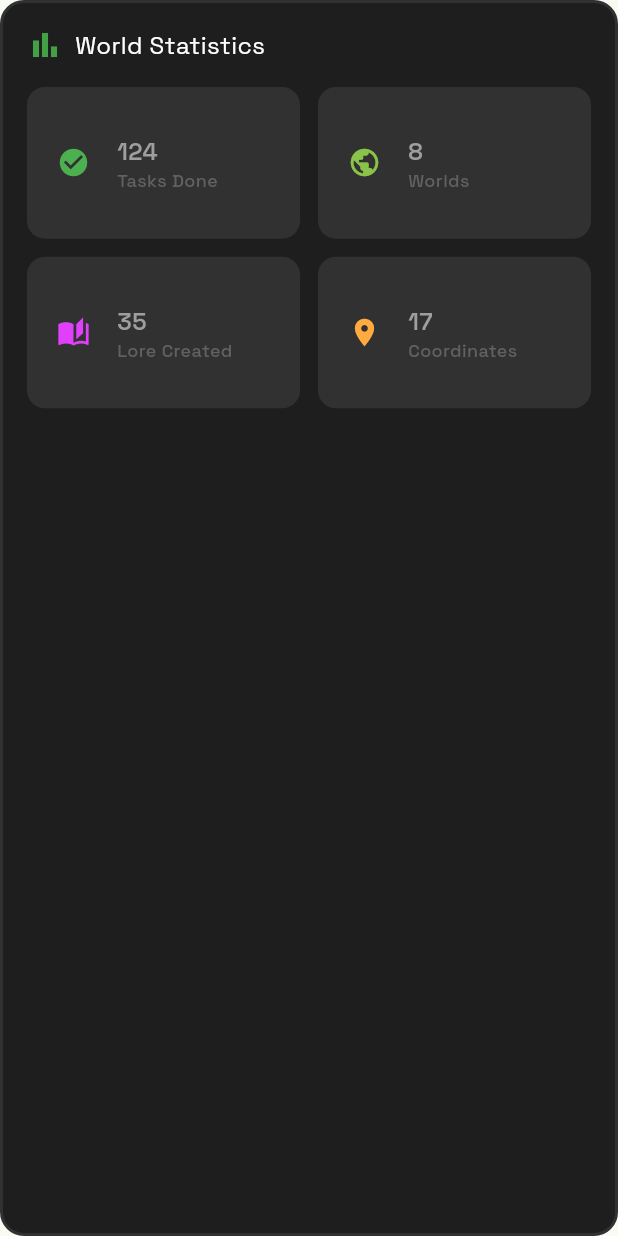
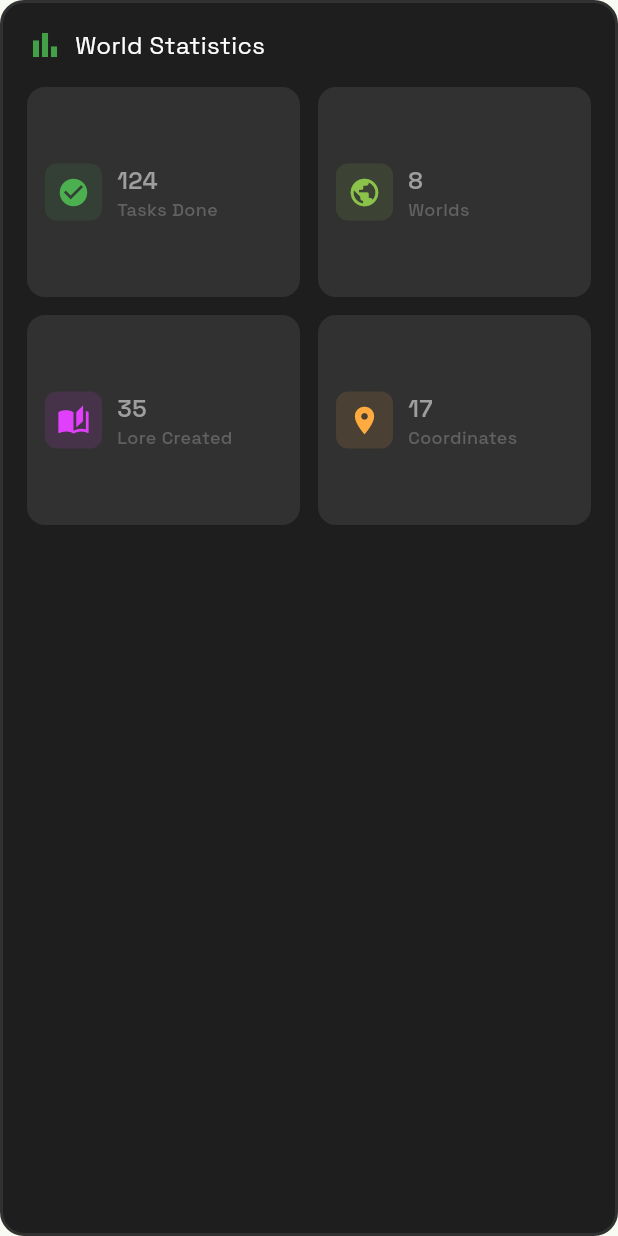
Before and after one commit to panzerweb/mcquill, a Flutter app: the StatisticalCard widget shown alone on an empty page, opened directly, on a phone screen of 412 x 824 dp. Run offline on Flutter 3.47's test engine with Material 3 defaults, Android fonts, the light colour scheme and no system bars; our stand-ins replace drift, flutter_bloc, get_it, go_router, google_fonts; missing offline and left inert: circular_progress_with_logo; accounts and stored records are empty.

Commit message:
Fix the card to be responsive

```diff
--- a/lib/features/worlds/presentation/widgets/cards/statistical_card.dart
+++ b/lib/features/worlds/presentation/widgets/cards/statistical_card.dart
@@ -48,10 +48,10 @@ class StatisticalCard extends StatelessWidget {
           GridView.count(
             shrinkWrap: true,
             physics: const NeverScrollableScrollPhysics(),
-            crossAxisCount: 2,
+            crossAxisCount: MediaQuery.sizeOf(context).width > 600 ? 4 : 2,
             mainAxisSpacing: 12,
             crossAxisSpacing: 12,
-            childAspectRatio: 1.8,
+            childAspectRatio: 1.3,
             children: [
               _StatTile(
                 icon: Icons.check_circle,
@@ -103,6 +103,10 @@ class _StatTile extends StatelessWidget {
 
   @override
   Widget build(BuildContext context) {
+    return LayoutBuilder(
+      builder: (context, constraints) {
+        final isCompact = constraints.maxWidth < 140;
+
         return Container(
           padding: const EdgeInsets.all(12),
 
@@ -111,43 +115,93 @@ class _StatTile extends StatelessWidget {
             borderRadius: BorderRadius.circular(12),
           ),
 
-      child: Row(
+          child: isCompact ? _buildCompact() : _buildExpanded(),
+        );
+      },
+    );
+  }
+
+  Widget _buildExpanded() {
+    return Row(
       children: [
-          Container(
-            padding: const EdgeInsets.all(8),
-
-            decoration: BoxDecoration(borderRadius: BorderRadius.circular(8)),
-
-            child: Icon(icon, color: color, size: 22),
-          ),
+        _buildIcon(),
 
         const SizedBox(width: 10),
 
-          Expanded(
-            child: Column(
-              crossAxisAlignment: CrossAxisAlignment.start,
+        Expanded(child: _buildText()),
+      ],
+    );
+  }
+
+  Widget _buildCompact() {
+    return Column(
+      mainAxisAlignment: MainAxisAlignment.center,
+      mainAxisSize: MainAxisSize.min,
+
+      children: [
+        Icon(icon, color: color, size: 20),
+
+        const SizedBox(height: 4),
+
+        Text(
+          value,
+          maxLines: 1,
+          overflow: TextOverflow.ellipsis,
+
+          style: AppTextStyles.cardHeading.copyWith(color: AppColors.textHint),
+        ),
+
+        Text(
+          title,
+          maxLines: 1,
+          overflow: TextOverflow.ellipsis,
+
+          style: AppTextStyles.caption.copyWith(color: AppColors.textSecondary),
+        ),
+      ],
+    );
+  }
+
+  Widget _buildIcon() {
+    return Container(
+      padding: const EdgeInsets.all(8),
+
+      decoration: BoxDecoration(
+        color: color.withValues(alpha: 0.12),
+        borderRadius: BorderRadius.circular(8),
+      ),
+
+      child: Icon(icon, color: color, size: 22),
+    );
+  }
+
+  Widget _buildText({bool centered = false, bool compact = false}) {
+    return Column(
+      crossAxisAlignment: centered
+          ? CrossAxisAlignment.center
+          : CrossAxisAlignment.start,
+
       mainAxisAlignment: MainAxisAlignment.center,
 
       children: [
         Text(
           value,
-                  style: AppTextStyles.bodyLarge.copyWith(
-                    color: AppColors.textHint,
-                    fontWeight: FontWeight.w600,
-                  ),
+          maxLines: 1,
+          overflow: TextOverflow.ellipsis,
+
+          style: (compact ? AppTextStyles.cardHeading : AppTextStyles.bodyLarge)
+              .copyWith(color: AppColors.textHint, fontWeight: FontWeight.w600),
         ),
 
         Text(
           title,
-                  style: AppTextStyles.labelSmall.copyWith(
-                    color: AppColors.textSecondary,
-                  ),
+          maxLines: 1,
+          overflow: TextOverflow.ellipsis,
+
+          style: (compact ? AppTextStyles.caption : AppTextStyles.labelSmall)
+              .copyWith(color: AppColors.textSecondary),
         ),
       ],
-            ),
-          ),
-        ],
-      ),
     );
   }
 }
```
Lines whose indentation alone changed are shown as unchanged.
